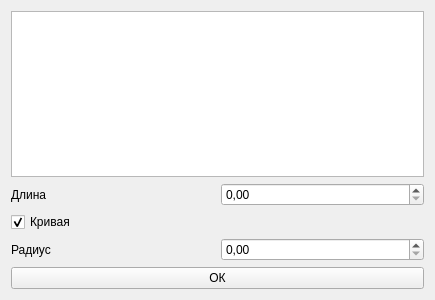
Old version of the form src/AddRails.ui in the repository asafran/RouteEditor.
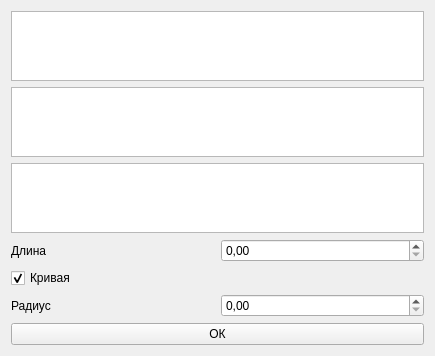
New version of the form.

Patch:
```diff
--- a/src/AddRails.ui
+++ b/src/AddRails.ui
@@ -17,24 +17,37 @@
    <locale language="Russian" country="Russia"/>
   </property>
   <layout class="QGridLayout" name="gridLayout">
-   <item row="3" column="1">
-    <widget class="QDoubleSpinBox" name="radSpin"/>
+   <item row="1" column="0" colspan="2">
+    <widget class="QTreeView" name="sleeperView"/>
    </item>
-   <item row="3" column="0">
+   <item row="5" column="0">
     <widget class="QLabel" name="label">
      <property name="text">
       <string>Радиус</string>
      </property>
     </widget>
    </item>
-   <item row="1" column="0">
+   <item row="5" column="1">
+    <widget class="QDoubleSpinBox" name="radSpin"/>
+   </item>
+   <item row="3" column="1">
+    <widget class="QDoubleSpinBox" name="lenghtSpin"/>
+   </item>
+   <item row="6" column="0" colspan="2">
+    <widget class="QPushButton" name="pushButton">
+     <property name="text">
+      <string>ОК</string>
+     </property>
+    </widget>
+   </item>
+   <item row="3" column="0">
     <widget class="QLabel" name="label_2">
      <property name="text">
       <string>Длина</string>
      </property>
     </widget>
    </item>
-   <item row="2" column="0" colspan="2">
+   <item row="4" column="0" colspan="2">
     <widget class="QCheckBox" name="radBox">
      <property name="text">
       <string>Кривая</string>
@@ -47,15 +60,8 @@
    <item row="0" column="0" colspan="2">
     <widget class="QTreeView" name="fileView"/>
    </item>
-   <item row="1" column="1">
-    <widget class="QDoubleSpinBox" name="lenghtSpin"/>
-   </item>
-   <item row="4" column="0" colspan="2">
-    <widget class="QPushButton" name="pushButton">
-     <property name="text">
-      <string>ОК</string>
-     </property>
-    </widget>
+   <item row="2" column="0" colspan="2">
+    <widget class="QTreeView" name="fillView"/>
    </item>
   </layout>
  </widget>
```
Left out of the diff: 2 changed lines with no effect on the pictures.
